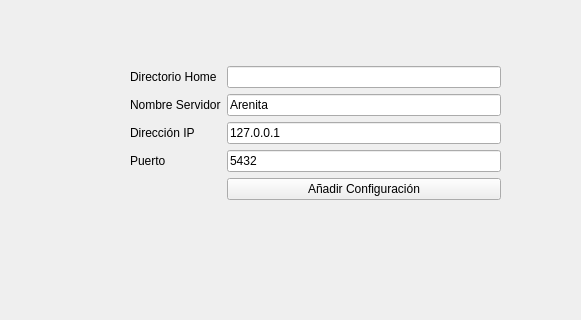
First picture: the form in administrador/parametro/servidorconfigura.ui, repository jorge-luis-dev/Arenita, before the edit; both pictures show x 0 to 581 and y 84 to 404 of the 800 by 600 pixel window.
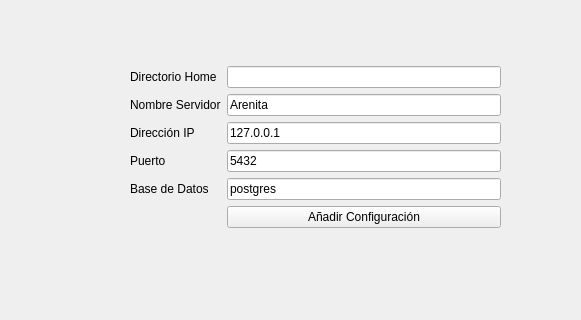
Second picture: the form after the edit.

Patch:
```diff
--- a/administrador/parametro/servidorconfigura.ui
+++ b/administrador/parametro/servidorconfigura.ui
@@ -20,7 +20,7 @@
       <x>130</x>
       <y>150</y>
       <width>371</width>
-      <height>171</height>
+      <height>188</height>
      </rect>
     </property>
     <layout class="QFormLayout" name="formLayout">
@@ -62,7 +62,7 @@
        </property>
       </widget>
      </item>
-     <item row="4" column="1">
+     <item row="5" column="1">
       <widget class="QPushButton" name="pushCrearArchivoConfig">
        <property name="accessibleName">
         <string/>
@@ -86,6 +86,20 @@
        </property>
       </widget>
      </item>
+     <item row="4" column="1">
+      <widget class="QLineEdit" name="txtBaseDatos">
+       <property name="text">
+        <string>postgres</string>
+       </property>
+      </widget>
+     </item>
+     <item row="4" column="0">
+      <widget class="QLabel" name="lblBaseDatos">
+       <property name="text">
+        <string>Base de Datos</string>
+       </property>
+      </widget>
+     </item>
     </layout>
    </widget>
   </widget>
```
